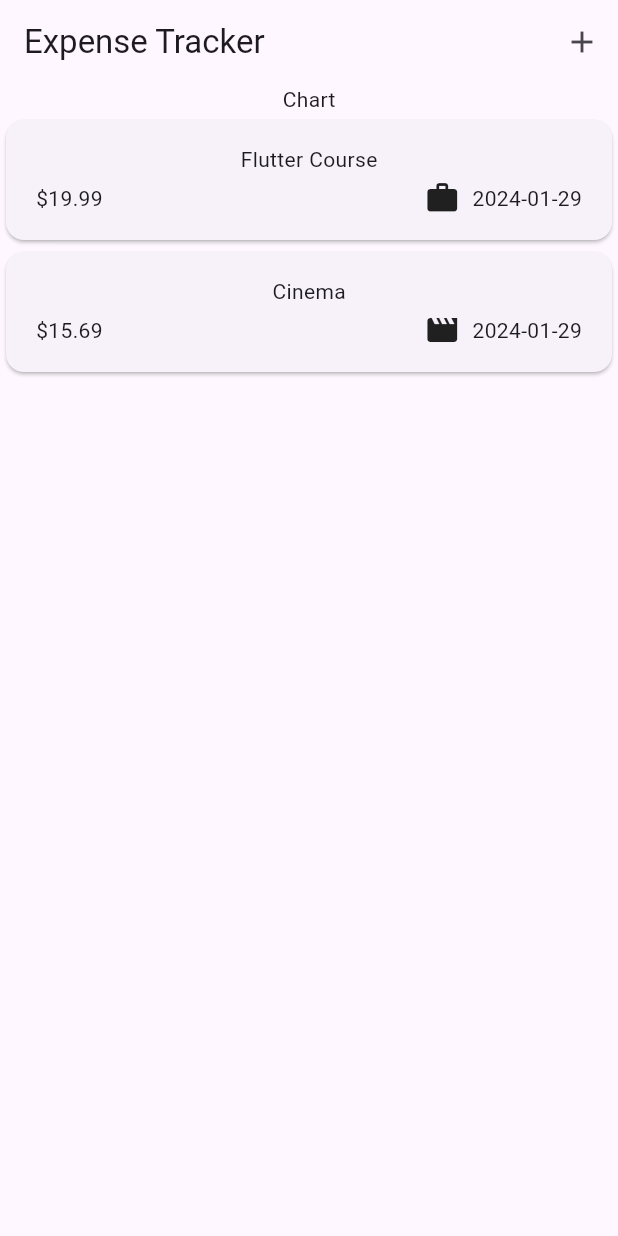
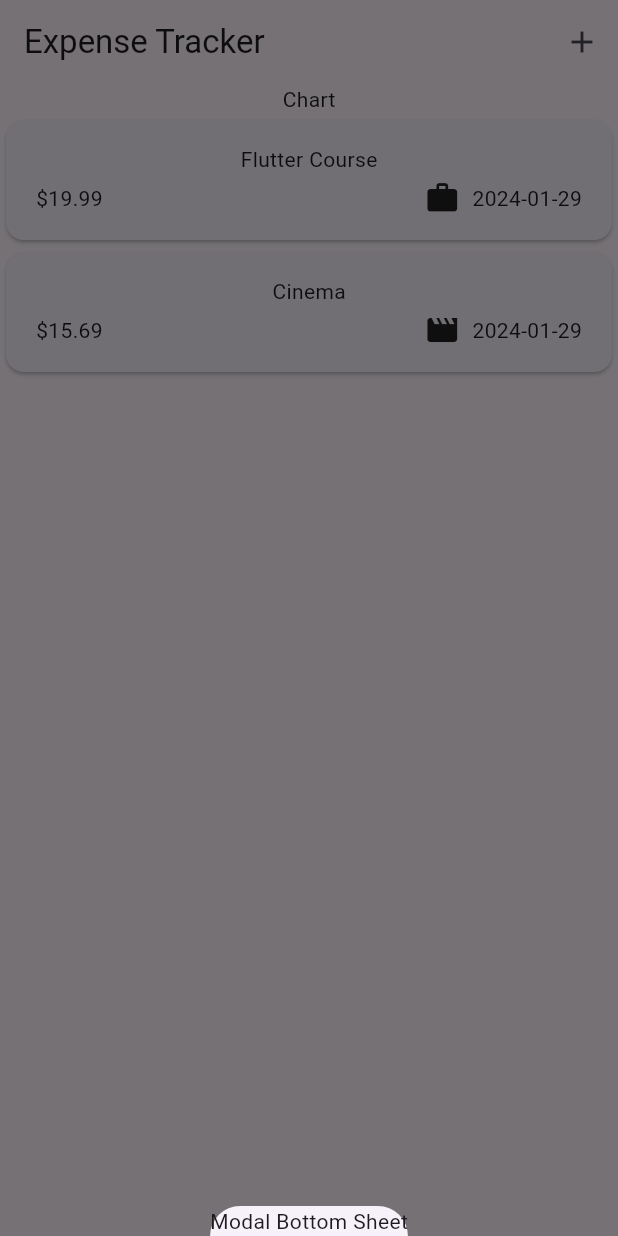
Before and after one commit to jsmile/expense_tracker, a Flutter app: the screen it shows after launch, after a tap on the "add" icon, on a phone screen of 412 x 824 dp. Run offline on Flutter 3.47's test engine with Material 3 defaults, Android fonts, the phone set to English and light mode, and no system bars.

Commit message:
folder refactoring

```diff
--- a/lib/src/app.dart
+++ b/lib/src/app.dart
@@ -1,6 +1,6 @@
 import 'package:flutter/material.dart';
 
-import 'expenses.dart';
+import 'expenses/expenses.dart';
 
 class App extends StatelessWidget {
   const App({super.key});
--- a/lib/src/expense_list/expense_item.dart
+++ b/lib/src/expenses/expense_list/expense_item.dart
@@ -1,4 +1,4 @@
-import 'package:expense_tracker/src/model/expense.dart';
+import 'package:expense_tracker/src/expenses/model/expense.dart';
 import 'package:flutter/material.dart';
 
 class ExpenseItem extends StatelessWidget {
@@ -23,7 +23,7 @@ class ExpenseItem extends StatelessWidget {
                 const Spacer(),
                 Row(
                   children: [
-                    Icon(categoryIcons[expense.category]),
+                    Icon(categoryIcons[expense.category]), // category 오타 방지
                     const SizedBox(width: 8.0),
                     Text(expense.formattedDate),
                   ],
--- a/lib/src/expense_list/expenses_list.dart
+++ b/lib/src/expenses/expense_list/expenses_list.dart
@@ -1,4 +1,4 @@
-import 'package:expense_tracker/src/expense_list/expense_item.dart';
+import 'package:expense_tracker/src/expenses/expense_list/expense_item.dart';
 import 'package:flutter/material.dart';
 
 import '../model/expense.dart';
--- a/lib/src/expenses.dart
+++ b/lib/src/expenses/expenses.dart
@@ -28,7 +28,7 @@ class _ExpensesState extends State<Expenses> {
 
   void _openAddExpenseOverlay() {
     // 화면 하단에서 올라오는 모달창
-    showBottomSheet(
+    showModalBottomSheet(
       context: context,
       builder: (ctx) =>
           const Text('Modal Bottom Sheet'), // ctx : showBottomSheet context
--- a/lib/src/model/expense.dart
+++ b/lib/src/expenses/model/expense.dart
@@ -14,6 +14,7 @@ enum Category {
   work,
 }
 
+// Map
 const categoryIcons = {
   Category.food: Icons.lunch_dining,
   Category.travel: Icons.flight_takeoff,
```
